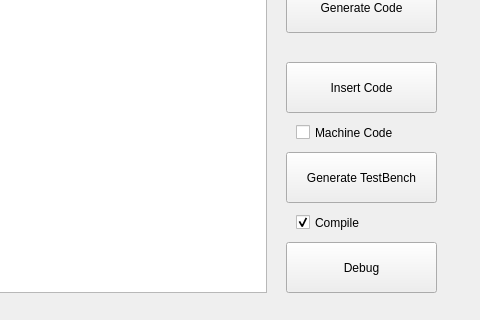
Old version of the form Main.ui in the repository OscarLGH/ppc_isa3.1_helper; both pictures show x 544 to 1024 and y 448 to 768 of the 1024 by 768 pixel window.
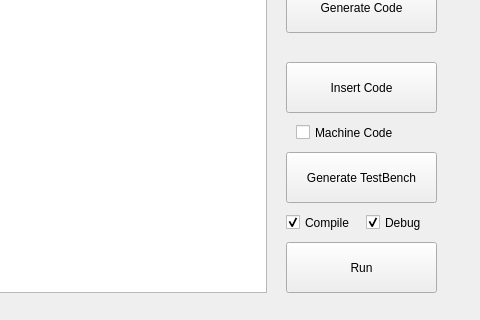
New version of the form.

Commit message: Add true DEBUG mode.

```diff
--- a/Main.ui
+++ b/Main.ui
@@ -787,15 +787,15 @@
     </rect>
    </property>
    <property name="text">
-    <string>Debug</string>
+    <string>Run</string>
    </property>
   </widget>
   <widget class="QCheckBox" name="Checkbox_Compile">
    <property name="geometry">
     <rect>
-     <x>840</x>
+     <x>830</x>
      <y>660</y>
-     <width>121</width>
+     <width>81</width>
      <height>21</height>
     </rect>
    </property>
@@ -806,6 +806,22 @@
     <bool>true</bool>
    </property>
   </widget>
+  <widget class="QCheckBox" name="Checkbox_Debug">
+   <property name="geometry">
+    <rect>
+     <x>910</x>
+     <y>660</y>
+     <width>81</width>
+     <height>21</height>
+    </rect>
+   </property>
+   <property name="text">
+    <string>Debug</string>
+   </property>
+   <property name="checked">
+    <bool>true</bool>
+   </property>
+  </widget>
  </widget>
  <tabstops>
   <tabstop>lineEdit_mnemonics</tabstop>
```
The commit also changes 6 other files.
